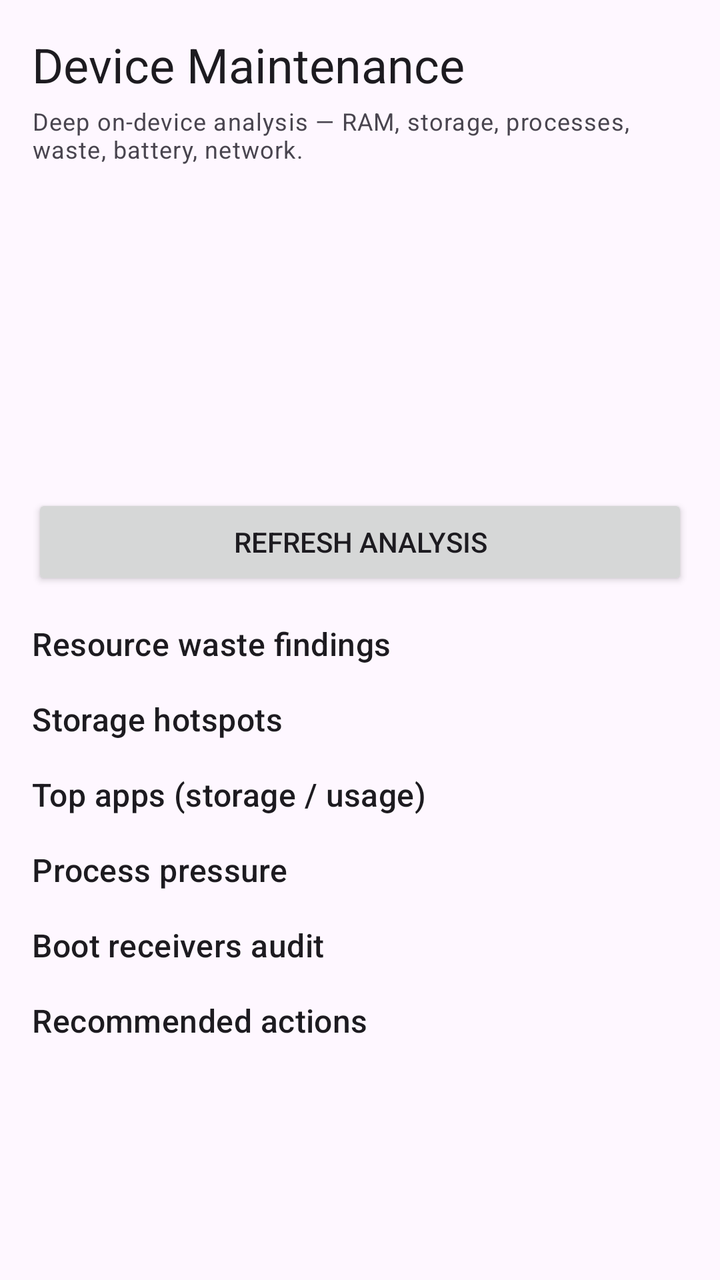
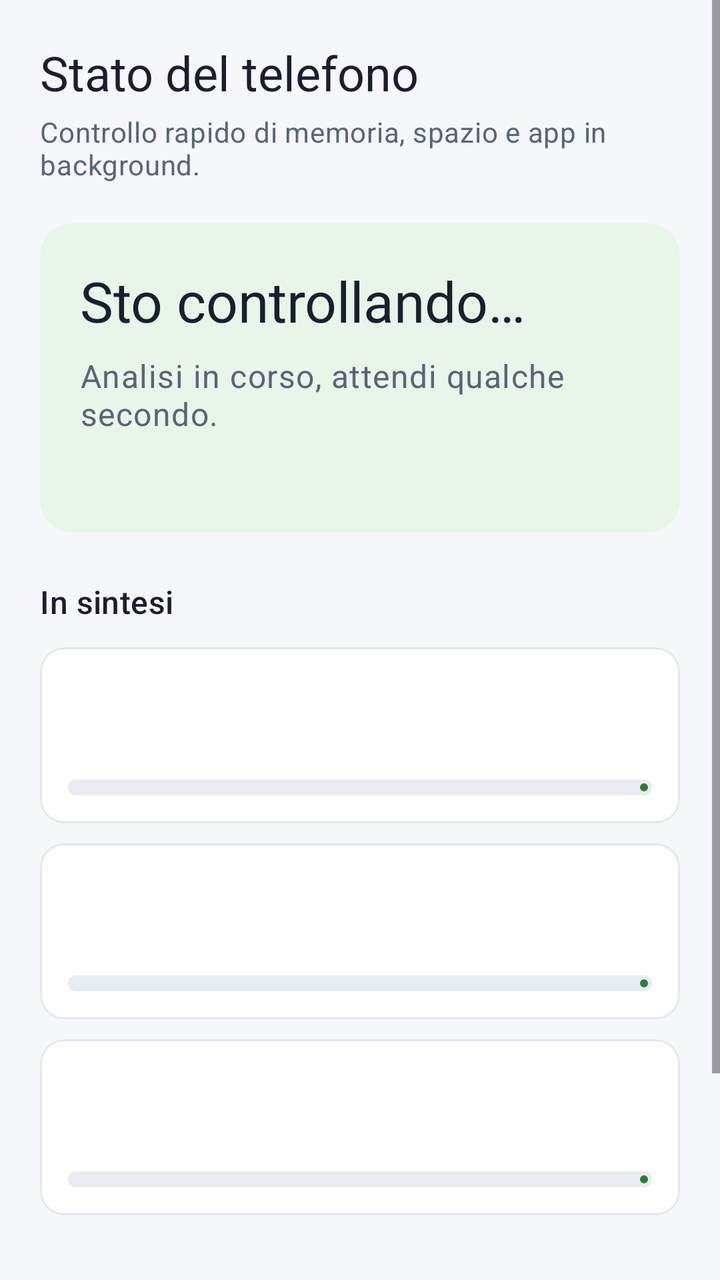

Two renders of the same Android screen: before a commit and after it. Below are the layout's source before the change and the commit's diff.
<!-- AndroidManifest.xml: application theme Theme.SystemOptimizerHub -->
<!-- res/layout/activity_main.xml -->
<?xml version="1.0" encoding="utf-8"?>
<ScrollView xmlns:android="http://schemas.android.com/apk/res/android"
    android:id="@+id/contentScroll"
    android:layout_width="match_parent"
    android:layout_height="match_parent"
    android:fillViewport="true">

    <LinearLayout
        android:layout_width="match_parent"
        android:layout_height="wrap_content"
        android:orientation="vertical"
        android:padding="16dp">

        <TextView
            android:layout_width="match_parent"
            android:layout_height="wrap_content"
            android:text="@string/app_title"
            android:textAppearance="?attr/textAppearanceHeadlineSmall" />

        <TextView
            android:layout_width="match_parent"
            android:layout_height="wrap_content"
            android:paddingTop="4dp"
            android:text="@string/app_subtitle"
            android:textAppearance="?attr/textAppearanceBodySmall" />

        <ProgressBar
            android:id="@+id/progressBar"
            android:layout_width="wrap_content"
            android:layout_height="wrap_content"
            android:layout_gravity="center_horizontal"
            android:visibility="gone" />

        <LinearLayout
            android:layout_width="match_parent"
            android:layout_height="wrap_content"
            android:orientation="horizontal"
            android:paddingTop="12dp">

            <TextView
                android:id="@+id/tierText"
                android:layout_width="0dp"
                android:layout_height="wrap_content"
                android:layout_weight="1"
                android:textAppearance="?attr/textAppearanceTitleLarge" />

            <TextView
                android:id="@+id/scoreText"
                android:layout_width="wrap_content"
                android:layout_height="wrap_content"
                android:textAppearance="?attr/textAppearanceTitleMedium" />
        </LinearLayout>

        <TextView
            android:id="@+id/postureText"
            android:layout_width="match_parent"
            android:layout_height="wrap_content"
            android:paddingTop="4dp"
            android:textAppearance="?attr/textAppearanceBodyMedium" />

        <TextView
            android:id="@+id/hostText"
            android:layout_width="match_parent"
            android:layout_height="wrap_content"
            android:paddingTop="8dp"
            android:textAppearance="?attr/textAppearanceBodyMedium" />

        <TextView
            android:id="@+id/batteryNetworkText"
            android:layout_width="match_parent"
            android:layout_height="wrap_content"
            android:paddingTop="4dp"
            android:textAppearance="?attr/textAppearanceBodySmall" />

        <TextView
            android:id="@+id/summaryText"
            android:layout_width="match_parent"
            android:layout_height="wrap_content"
            android:paddingTop="8dp"
            android:textAppearance="?attr/textAppearanceBodySmall" />

        <TextView
            android:id="@+id/updatedText"
            android:layout_width="match_parent"
            android:layout_height="wrap_content"
            android:paddingTop="4dp"
            android:textAppearance="?attr/textAppearanceBodySmall" />

        <Button
            android:id="@+id/refreshBtn"
            android:layout_width="match_parent"
            android:layout_height="wrap_content"
            android:layout_marginTop="8dp"
            android:text="@string/refresh" />

        <TextView
            android:layout_width="match_parent"
            android:layout_height="wrap_content"
            android:paddingTop="16dp"
            android:text="@string/section_waste"
            android:textAppearance="?attr/textAppearanceTitleMedium" />

        <androidx.recyclerview.widget.RecyclerView
            android:id="@+id/wasteList"
            android:layout_width="match_parent"
            android:layout_height="wrap_content"
            android:nestedScrollingEnabled="false" />

        <TextView
            android:layout_width="match_parent"
            android:layout_height="wrap_content"
            android:paddingTop="16dp"
            android:text="@string/section_storage"
            android:textAppearance="?attr/textAppearanceTitleMedium" />

        <androidx.recyclerview.widget.RecyclerView
            android:id="@+id/storageList"
            android:layout_width="match_parent"
            android:layout_height="wrap_content"
            android:nestedScrollingEnabled="false" />

        <TextView
            android:layout_width="match_parent"
            android:layout_height="wrap_content"
            android:paddingTop="16dp"
            android:text="@string/section_apps"
            android:textAppearance="?attr/textAppearanceTitleMedium" />

        <androidx.recyclerview.widget.RecyclerView
            android:id="@+id/appList"
            android:layout_width="match_parent"
            android:layout_height="wrap_content"
            android:nestedScrollingEnabled="false" />

        <TextView
            android:layout_width="match_parent"
            android:layout_height="wrap_content"
            android:paddingTop="16dp"
            android:text="@string/section_processes"
            android:textAppearance="?attr/textAppearanceTitleMedium" />

        <androidx.recyclerview.widget.RecyclerView
            android:id="@+id/processList"
            android:layout_width="match_parent"
            android:layout_height="wrap_content"
            android:nestedScrollingEnabled="false" />

        <TextView
            android:layout_width="match_parent"
            android:layout_height="wrap_content"
            android:paddingTop="16dp"
            android:text="@string/section_boot"
            android:textAppearance="?attr/textAppearanceTitleMedium" />

        <androidx.recyclerview.widget.RecyclerView
            android:id="@+id/bootList"
            android:layout_width="match_parent"
            android:layout_height="wrap_content"
            android:nestedScrollingEnabled="false" />

        <TextView
            android:layout_width="match_parent"
            android:layout_height="wrap_content"
            android:paddingTop="16dp"
            android:text="@string/section_actions"
            android:textAppearance="?attr/textAppearanceTitleMedium" />

        <androidx.recyclerview.widget.RecyclerView
            android:id="@+id/actionList"
            android:layout_width="match_parent"
            android:layout_height="wrap_content"
            android:nestedScrollingEnabled="false" />
    </LinearLayout>
</ScrollView>
<!-- resources referenced by this layout -->
<resources>
  <string name="app_subtitle">Deep on-device analysis — RAM, storage, processes, waste, battery, network.</string>
  <string name="app_title">Device Maintenance</string>
  <string name="refresh">Refresh analysis</string>
  <string name="section_actions">Recommended actions</string>
  <string name="section_apps">Top apps (storage / usage)</string>
  <string name="section_boot">Boot receivers audit</string>
  <string name="section_processes">Process pressure</string>
  <string name="section_storage">Storage hotspots</string>
  <string name="section_waste">Resource waste findings</string>
  <style name="Theme.SystemOptimizerHub" parent="Theme.Material3.DayNight.NoActionBar" />
</resources>

<!-- the commit's change to res/layout/activity_main.xml (unified diff, before → after) -->
@@ -1,174 +1,243 @@
 <?xml version="1.0" encoding="utf-8"?>
 <ScrollView xmlns:android="http://schemas.android.com/apk/res/android"
+    xmlns:app="http://schemas.android.com/apk/res-auto"
     android:id="@+id/contentScroll"
     android:layout_width="match_parent"
     android:layout_height="match_parent"
+    android:background="@color/bg_screen"
     android:fillViewport="true">
 
     <LinearLayout
         android:layout_width="match_parent"
         android:layout_height="wrap_content"
         android:orientation="vertical"
-        android:padding="16dp">
+        android:padding="20dp">
 
         <TextView
             android:layout_width="match_parent"
             android:layout_height="wrap_content"
             android:text="@string/app_title"
-            android:textAppearance="?attr/textAppearanceHeadlineSmall" />
+            android:textAppearance="?attr/textAppearanceHeadlineSmall"
+            android:textColor="@color/text_primary" />
 
         <TextView
             android:layout_width="match_parent"
             android:layout_height="wrap_content"
             android:paddingTop="4dp"
             android:text="@string/app_subtitle"
-            android:textAppearance="?attr/textAppearanceBodySmall" />
-
-        <ProgressBar
-            android:id="@+id/progressBar"
+            android:textAppearance="?attr/textAppearanceBodyMedium"
+            android:textColor="@color/text_secondary" />
+
+        <com.google.android.material.card.MaterialCardView
+            android:id="@+id/statusCard"
+            android:layout_width="match_parent"
+            android:layout_height="wrap_content"
+            android:layout_marginTop="20dp"
+            app:cardBackgroundColor="@color/status_ok_bg"
+            app:cardCornerRadius="16dp"
+            app:cardElevation="0dp"
+            app:strokeWidth="0dp">
+
+            <LinearLayout
+                android:layout_width="match_parent"
+                android:layout_height="wrap_content"
+                android:orientation="vertical"
+                android:padding="20dp">
+
+                <ProgressBar
+                    android:id="@+id/progressBar"
+                    android:layout_width="wrap_content"
+                    android:layout_height="wrap_content"
+                    android:layout_gravity="center_horizontal"
+                    android:visibility="gone" />
+
+                <TextView
+                    android:id="@+id/statusHeadline"
+                    android:layout_width="match_parent"
+                    android:layout_height="wrap_content"
+                    android:text="@string/analyzing"
+                    android:textAppearance="?attr/textAppearanceHeadlineMedium"
+                    android:textColor="@color/text_primary" />
+
+                <TextView
+                    android:id="@+id/statusSubtitle"
+                    android:layout_width="match_parent"
+                    android:layout_height="wrap_content"
+                    android:paddingTop="8dp"
+                    android:text="@string/analyzing_detail"
+                    android:textAppearance="?attr/textAppearanceBodyLarge"
+                    android:textColor="@color/text_secondary" />
+
+                <TextView
+                    android:id="@+id/updatedText"
+                    android:layout_width="match_parent"
+                    android:layout_height="wrap_content"
+                    android:paddingTop="12dp"
+                    android:textAppearance="?attr/textAppearanceBodySmall"
+                    android:textColor="@color/text_muted" />
+            </LinearLayout>
+        </com.google.android.material.card.MaterialCardView>
+
+        <TextView
+            android:layout_width="match_parent"
+            android:layout_height="wrap_content"
+            android:layout_marginTop="24dp"
+            android:text="@string/section_metrics"
+            android:textAppearance="?attr/textAppearanceTitleMedium"
+            android:textColor="@color/text_primary" />
+
+        <LinearLayout
+            android:layout_width="match_parent"
+            android:layout_height="wrap_content"
+            android:layout_marginTop="12dp"
+            android:orientation="vertical">
+
+            <include
+                android:id="@+id/metricMemory"
+                layout="@layout/view_metric_row" />
+
+            <include
+                android:id="@+id/metricStorage"
+                layout="@layout/view_metric_row" />
+
+            <include
+                android:id="@+id/metricBattery"
+                layout="@layout/view_metric_row" />
+        </LinearLayout>
+
+        <TextView
+            android:layout_width="match_parent"
+            android:layout_height="wrap_content"
+            android:layout_marginTop="24dp"
+            android:text="@string/section_do_now"
+            android:textAppearance="?attr/textAppearanceTitleMedium"
+            android:textColor="@color/text_primary" />
+
+        <TextView
+            android:id="@+id/noActionsHint"
+            android:layout_width="match_parent"
+            android:layout_height="wrap_content"
+            android:layout_marginTop="8dp"
+            android:text="@string/no_actions_needed"
+            android:textAppearance="?attr/textAppearanceBodyMedium"
+            android:textColor="@color/text_secondary"
+            android:visibility="gone" />
+
+        <LinearLayout
+            android:id="@+id/primaryActionsContainer"
+            android:layout_width="match_parent"
+            android:layout_height="wrap_content"
+            android:layout_marginTop="8dp"
+            android:orientation="vertical" />
+
+        <com.google.android.material.button.MaterialButton
+            android:id="@+id/toggleDetailsBtn"
+            style="@style/Widget.Material3.Button.TextButton"
             android:layout_width="wrap_content"
             android:layout_height="wrap_content"
-            android:layout_gravity="center_horizontal"
+            android:layout_marginTop="16dp"
+            android:text="@string/show_details"
             android:visibility="gone" />
 
         <LinearLayout
-            android:layout_width="match_parent"
-            android:layout_height="wrap_content"
-            android:orientation="horizontal"
-            android:paddingTop="12dp">
-
-            <TextView
-                android:id="@+id/tierText"
-                android:layout_width="0dp"
-                android:layout_height="wrap_content"
-                android:layout_weight="1"
-                android:textAppearance="?attr/textAppearanceTitleLarge" />
-
-            <TextView
-                android:id="@+id/scoreText"
-                android:layout_width="wrap_content"
-                android:layout_height="wrap_content"
-                android:textAppearance="?attr/textAppearanceTitleMedium" />
+            android:id="@+id/detailsPanel"
+            android:layout_width="match_parent"
+            android:layout_height="wrap_content"
+            android:layout_marginTop="8dp"
+            android:orientation="vertical"
+            android:visibility="gone">
+
+            <TextView
+                android:layout_width="match_parent"
+                android:layout_height="wrap_content"
+                android:text="@string/section_findings"
+                android:textAppearance="?attr/textAppearanceTitleSmall"
+                android:textColor="@color/text_primary" />
+
+            <TextView
+                android:id="@+id/findingsText"
+                android:layout_width="match_parent"
+                android:layout_height="wrap_content"
+                android:layout_marginTop="8dp"
+                android:lineSpacingExtra="4dp"
+                android:textAppearance="?attr/textAppearanceBodyMedium"
+                android:textColor="@color/text_secondary" />
+
+            <TextView
+                android:layout_width="match_parent"
+                android:layout_height="wrap_content"
+                android:layout_marginTop="16dp"
+                android:text="@string/section_heavy_apps"
+                android:textAppearance="?attr/textAppearanceTitleSmall"
+                android:textColor="@color/text_primary" />
+
+            <TextView
+                android:id="@+id/appsText"
+                android:layout_width="match_parent"
+                android:layout_height="wrap_content"
+                android:layout_marginTop="8dp"
+                android:lineSpacingExtra="4dp"
+                android:textAppearance="?attr/textAppearanceBodyMedium"
+                android:textColor="@color/text_secondary" />
+
+            <LinearLayout
+                android:id="@+id/secondaryActionsContainer"
+                android:layout_width="match_parent"
+                android:layout_height="wrap_content"
+                android:layout_marginTop="16dp"
+                android:orientation="vertical" />
         </LinearLayout>
 
-        <TextView
-            android:id="@+id/postureText"
-            android:layout_width="match_parent"
-            android:layout_height="wrap_content"
-            android:paddingTop="4dp"
-            android:textAppearance="?attr/textAppearanceBodyMedium" />
-
-        <TextView
-            android:id="@+id/hostText"
-            android:layout_width="match_parent"
-            android:layout_height="wrap_content"
-            android:paddingTop="8dp"
-            android:textAppearance="?attr/textAppearanceBodyMedium" />
-
-        <TextView
-            android:id="@+id/batteryNetworkText"
-            android:layout_width="match_parent"
-            android:layout_height="wrap_content"
-            android:paddingTop="4dp"
-            android:textAppearance="?attr/textAppearanceBodySmall" />
-
-        <TextView
-            android:id="@+id/summaryText"
-            android:layout_width="match_parent"
-            android:layout_height="wrap_content"
-            android:paddingTop="8dp"
-            android:textAppearance="?attr/textAppearanceBodySmall" />
-
-        <TextView
-            android:id="@+id/updatedText"
-            android:layout_width="match_parent"
-            android:layout_height="wrap_content"
-            android:paddingTop="4dp"
-            android:textAppearance="?attr/textAppearanceBodySmall" />
-
-        <Button
+        <com.google.android.material.button.MaterialButton
             android:id="@+id/refreshBtn"
             android:layout_width="match_parent"
             android:layout_height="wrap_content"
-            android:layout_marginTop="8dp"
+            android:layout_marginTop="24dp"
             android:text="@string/refresh" />
-
-        <TextView
-            android:layout_width="match_parent"
-            android:layout_height="wrap_content"
-            android:paddingTop="16dp"
-            android:text="@string/section_waste"
-            android:textAppearance="?attr/textAppearanceTitleMedium" />
-
-        <androidx.recyclerview.widget.RecyclerView
-            android:id="@+id/wasteList"
-            android:layout_width="match_parent"
-            android:layout_height="wrap_content"
-            android:nestedScrollingEnabled="false" />
-
-        <TextView
-            android:layout_width="match_parent"
-            android:layout_height="wrap_content"
-            android:paddingTop="16dp"
-            android:text="@string/section_storage"
-            android:textAppearance="?attr/textAppearanceTitleMedium" />
-
-        <androidx.recyclerview.widget.RecyclerView
-            android:id="@+id/storageList"
-            android:layout_width="match_parent"
-            android:layout_height="wrap_content"
-            android:nestedScrollingEnabled="false" />
-
-        <TextView
-            android:layout_width="match_parent"
-            android:layout_height="wrap_content"
-            android:paddingTop="16dp"
-            android:text="@string/section_apps"
-            android:textAppearance="?attr/textAppearanceTitleMedium" />
-
-        <androidx.recyclerview.widget.RecyclerView
-            android:id="@+id/appList"
-            android:layout_width="match_parent"
-            android:layout_height="wrap_content"
-            android:nestedScrollingEnabled="false" />
-
-        <TextView
-            android:layout_width="match_parent"
-            android:layout_height="wrap_content"
-            android:paddingTop="16dp"
-            android:text="@string/section_processes"
-            android:textAppearance="?attr/textAppearanceTitleMedium" />
-
-        <androidx.recyclerview.widget.RecyclerView
-            android:id="@+id/processList"
-            android:layout_width="match_parent"
-            android:layout_height="wrap_content"
-            android:nestedScrollingEnabled="false" />
-
-        <TextView
-            android:layout_width="match_parent"
-            android:layout_height="wrap_content"
-            android:paddingTop="16dp"
-            android:text="@string/section_boot"
-            android:textAppearance="?attr/textAppearanceTitleMedium" />
-
-        <androidx.recyclerview.widget.RecyclerView
-            android:id="@+id/bootList"
-            android:layout_width="match_parent"
-            android:layout_height="wrap_content"
-            android:nestedScrollingEnabled="false" />
-
-        <TextView
-            android:layout_width="match_parent"
-            android:layout_height="wrap_content"
-            android:paddingTop="16dp"
-            android:text="@string/section_actions"
-            android:textAppearance="?attr/textAppearanceTitleMedium" />
-
-        <androidx.recyclerview.widget.RecyclerView
-            android:id="@+id/actionList"
-            android:layout_width="match_parent"
-            android:layout_height="wrap_content"
-            android:nestedScrollingEnabled="false" />
     </LinearLayout>
 </ScrollView>
+<!-- res/layout/view_metric_row.xml (included above) -->
+<?xml version="1.0" encoding="utf-8"?>
+<com.google.android.material.card.MaterialCardView xmlns:android="http://schemas.android.com/apk/res/android"
+    xmlns:app="http://schemas.android.com/apk/res-auto"
+    android:layout_width="match_parent"
+    android:layout_height="wrap_content"
+    android:layout_marginBottom="10dp"
+    app:cardBackgroundColor="@color/bg_card"
+    app:cardCornerRadius="12dp"
+    app:cardElevation="0dp"
+    app:strokeColor="@color/card_stroke"
+    app:strokeWidth="1dp">
+
+    <LinearLayout
+        android:layout_width="match_parent"
+        android:layout_height="wrap_content"
+        android:orientation="vertical"
+        android:padding="14dp">
+
+        <TextView
+            android:id="@+id/metricLabel"
+            android:layout_width="match_parent"
+            android:layout_height="wrap_content"
+            android:textAppearance="?attr/textAppearanceTitleSmall"
+            android:textColor="@color/text_primary" />
+
+        <TextView
+            android:id="@+id/metricValue"
+            android:layout_width="match_parent"
+            android:layout_height="wrap_content"
+            android:paddingTop="4dp"
+            android:textAppearance="?attr/textAppearanceBodyMedium"
+            android:textColor="@color/text_secondary" />
+
+        <com.google.android.material.progressindicator.LinearProgressIndicator
+            android:id="@+id/metricBar"
+            android:layout_width="match_parent"
+            android:layout_height="wrap_content"
+            android:layout_marginTop="10dp"
+            app:indicatorColor="@color/tier_low"
+            app:trackColor="@color/progress_track"
+            app:trackCornerRadius="4dp"
+            app:trackThickness="8dp" />
+    </LinearLayout>
+</com.google.android.material.card.MaterialCardView>
<!-- resource entries referenced after the edit -->
@@ -1,14 +1,25 @@
 <!-- resources referenced by this layout -->
 <resources>
-  <string name="app_subtitle">Deep on-device analysis — RAM, storage, processes, waste, battery, network.</string>
-  <string name="app_title">Device Maintenance</string>
-  <string name="refresh">Refresh analysis</string>
-  <string name="section_actions">Recommended actions</string>
-  <string name="section_apps">Top apps (storage / usage)</string>
-  <string name="section_boot">Boot receivers audit</string>
-  <string name="section_processes">Process pressure</string>
-  <string name="section_storage">Storage hotspots</string>
-  <string name="section_waste">Resource waste findings</string>
+  <color name="bg_card">#FFFFFF</color>
+  <color name="bg_screen">#F5F7FA</color>
+  <color name="card_stroke">#E3E8EF</color>
+  <color name="progress_track">#E8ECF2</color>
+  <color name="status_ok_bg">#E8F5E9</color>
+  <color name="text_muted">#8B95A8</color>
+  <color name="text_primary">#1A1F2E</color>
+  <color name="text_secondary">#5A6478</color>
+  <color name="tier_low">#2E7D32</color>
+  <string name="analyzing">Sto controllando…</string>
+  <string name="analyzing_detail">Analisi in corso, attendi qualche secondo.</string>
+  <string name="app_subtitle">Controllo rapido di memoria, spazio e app in background.</string>
+  <string name="app_title">Stato del telefono</string>
+  <string name="no_actions_needed">Nessuna azione urgente. Puoi aggiornare il controllo quando vuoi.</string>
+  <string name="refresh">Aggiorna controllo</string>
+  <string name="section_do_now">Cosa fare ora</string>
+  <string name="section_findings">Problemi rilevati</string>
+  <string name="section_heavy_apps">App più pesanti</string>
+  <string name="section_metrics">In sintesi</string>
+  <string name="show_details">Mostra dettagli tecnici</string>
   <style name="Theme.SystemOptimizerHub" parent="Theme.Material3.DayNight.NoActionBar" />
 </resources>
 
